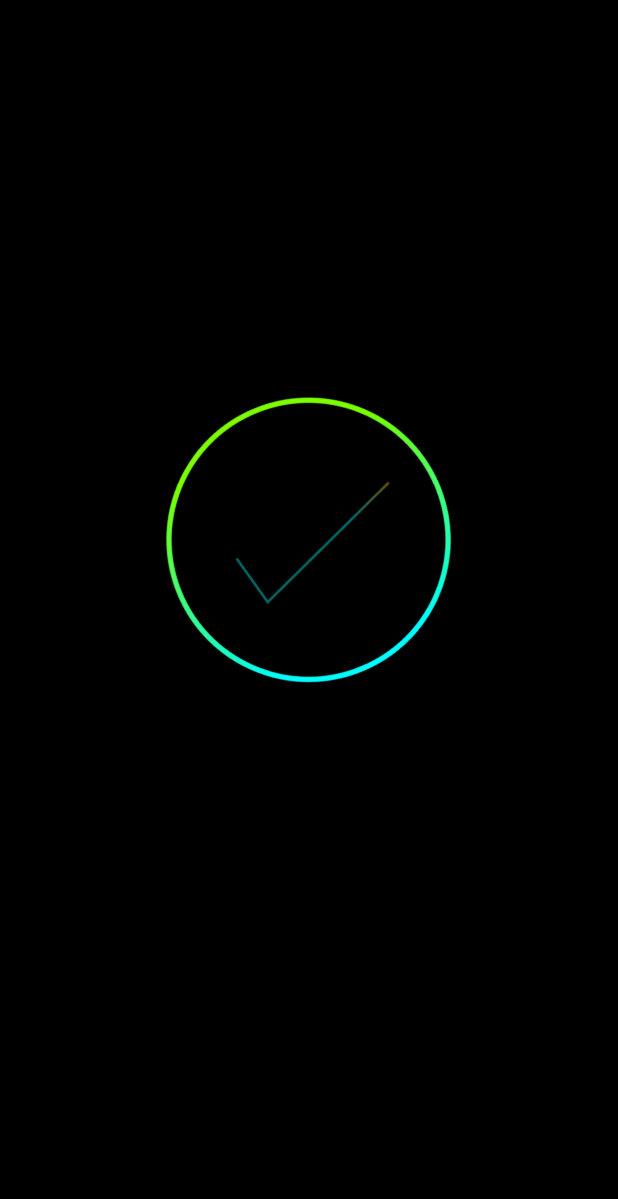
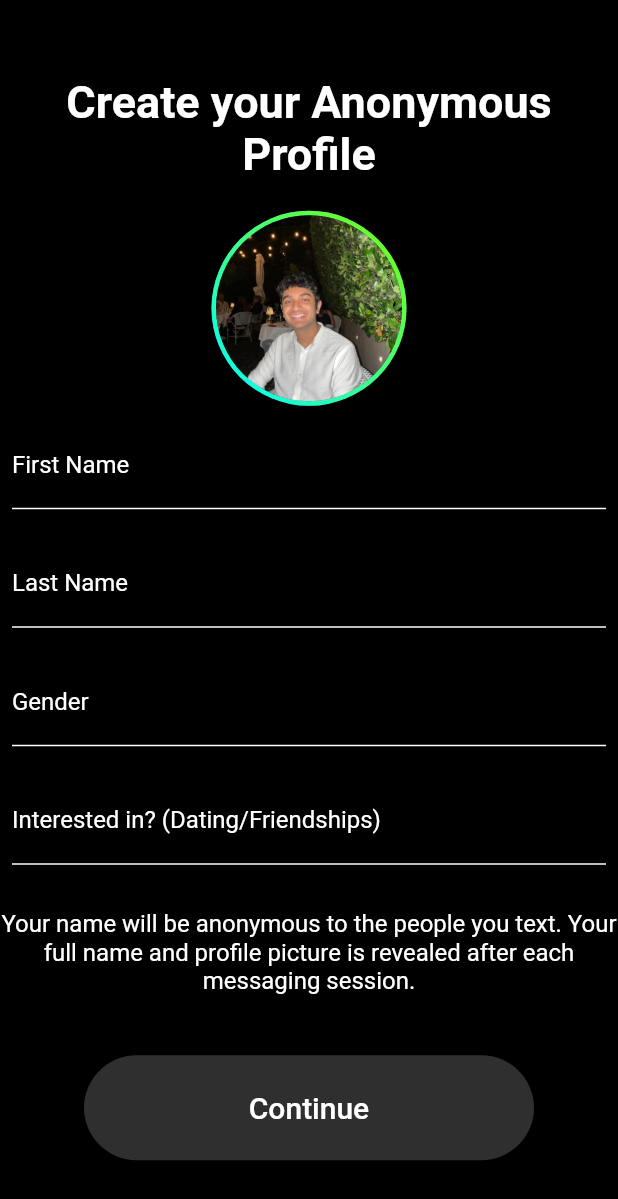
Before and after one commit to Harshith996/face_off_repository, a Flutter app: the first screen one second after launch, on a phone screen of 412 x 824 dp. Shown: the top 1199 px of the screen. Run offline on Flutter 3.47's test engine with Material 2 defaults, Android fonts, the phone set to English and light mode, and no system bars; our stand-ins replace carousel_slider, shared_preferences.

Commit message:
Added screen for user to input their details

```diff
--- a/lib/main.dart
+++ b/lib/main.dart
@@ -1,4 +1,5 @@
 
+import 'package:face_off/ui/screens/enter_details_page.dart';
 import 'package:face_off/ui/screens/profile_complete_page.dart';
 import 'package:face_off/ui/screens/create_profile_1.dart';
 import 'package:face_off/ui/screens/question_page.dart';
@@ -20,7 +21,7 @@ class MyApp extends StatelessWidget {
         primarySwatch: Colors.blue,
         visualDensity: VisualDensity.adaptivePlatformDensity,
       ),
-      home: const ProfileCompletePage(),
+      home: const EnterDetails(),
 
     );
   }
--- /dev/null
+++ b/lib/ui/screens/enter_details_page.dart
@@ -0,0 +1,125 @@
+import 'package:face_off/ui/shared/widgets/wide_dark_background_button.dart';
+import 'package:face_off/ui/shared/color_items/circular_top_down_gradient.dart';
+import 'package:face_off/utils/constants.dart';
+import 'package:flutter/material.dart';
+
+class EnterDetails extends StatefulWidget {
+  const EnterDetails({Key? key}) : super(key: key);
+
+  @override
+  State<EnterDetails> createState() => _EnterDetailsState();
+}
+
+class _EnterDetailsState extends State<EnterDetails> {
+
+  @override
+  final imgPath = 'assets/images/profile_pictures/profile_pic_1.jpg';
+  Widget build(BuildContext context) {
+    return (Scaffold(
+        backgroundColor: const Color(CustomColors.background),
+        body: SafeArea(
+            child: Center(
+                child: Column(
+          mainAxisAlignment: MainAxisAlignment.center,
+          children: [
+            // Heading
+            const Text(
+              'Create your Anonymous Profile',
+              textAlign: TextAlign.center,
+              style: TextStyle(
+                  color: Color(CustomColors.white),
+                  fontSize: 30,
+                  fontWeight: FontWeight.bold),
+            ),
+
+            const SizedBox(
+                height: 20,
+            ),
+
+            buildImage(imgPath),
+
+            Padding(
+                padding: const EdgeInsets.symmetric(horizontal: 8, vertical: 10),
+                child: TextFormField(
+                  style: TextStyle(color: Color(CustomColors.white)),
+                  decoration: const InputDecoration(
+                  enabledBorder: UnderlineInputBorder(borderSide: BorderSide(width: 1, color: Color(CustomColors.white))),
+                  labelStyle: TextStyle(color: Color(CustomColors.white)),
+                  labelText: 'First Name',
+            )
+                )
+            ),
+
+            Padding(
+                padding: const EdgeInsets.symmetric(horizontal: 8, vertical: 10),
+                child: TextFormField(
+                  style: TextStyle(color: Color(CustomColors.white)),
+                  decoration: const InputDecoration(
+                  enabledBorder: UnderlineInputBorder(borderSide: BorderSide(width: 1, color: Color(CustomColors.white))),
+                  labelStyle: TextStyle(color: Color(CustomColors.white)),
+                  labelText: 'Last Name',
+            )
+                )
+            ),
+            Padding(
+                padding: const EdgeInsets.symmetric(horizontal: 8, vertical: 10),
+                child: TextFormField(
+                  style: TextStyle(color: Color(CustomColors.white)),
+                  decoration: const InputDecoration(
+                  enabledBorder: UnderlineInputBorder(borderSide: BorderSide(width: 1, color: Color(CustomColors.white))),
+                  labelStyle: TextStyle(color: Color(CustomColors.white)),
+                  labelText: 'Gender',
+            )
+                )
+            ),
+            Padding(
+                padding: const EdgeInsets.symmetric(horizontal: 8, vertical: 10),
+                child: TextFormField(
+                  style: TextStyle(color: Color(CustomColors.white)),
+                  decoration: const InputDecoration(
+                  enabledBorder: UnderlineInputBorder(borderSide: BorderSide(width: 1, color: Color(CustomColors.white))),
+                  labelStyle: TextStyle(color: Color(CustomColors.white)),
+                  labelText: 'Interested in? (Dating/Friendships)',
+            )
+                )
+            ),
+
+             const SizedBox(
+              height: 20
+             ),
+
+             RichText(
+              textAlign: TextAlign.center,
+              text: const TextSpan(text: '', children: <TextSpan>[
+                TextSpan(
+                    text: 'Your name will be anonymous to the people you text. Your full name and profile picture is revealed after each messaging session.',
+                    style: TextStyle(
+                        fontSize: 16, color: Color(CustomColors.white)))
+              ]),
+            ),
+
+            const SizedBox(
+              height: 40
+            ),
+            const WideDarkBackgroundButton(displayText: "Continue"),
+          ]
+          )
+
+            )
+        )
+        )
+    );
+
+
+  }
+}
+  Widget buildImage(String imgPath) {
+  return (CircularTopDownGradient(
+      radius: 65,
+      color1: const Color(CustomColors.green),
+      color2: const Color(CustomColors.blue),
+      child: CircleAvatar(
+        radius: 62,
+        backgroundImage: Image.asset(imgPath).image,
+      )));
+}
```
